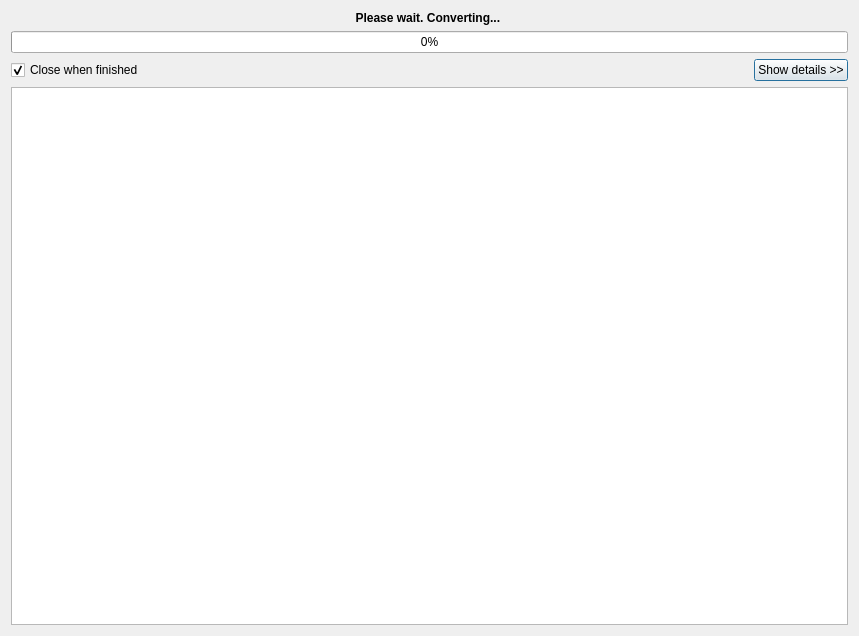
Above: convertdialog.ui from poulad/zNevis before the change. Below: the same form after it.
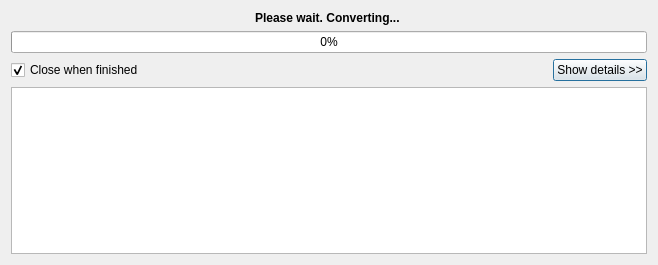
That is the form after the change.

The edit to the form file:
```diff
--- a/convertdialog.ui
+++ b/convertdialog.ui
@@ -6,8 +6,8 @@
    <rect>
     <x>0</x>
     <y>0</y>
-    <width>859</width>
-    <height>636</height>
+    <width>658</width>
+    <height>265</height>
    </rect>
   </property>
   <property name="windowTitle">
```
Left out of the diff: 19 changed lines with no effect on the pictures.
